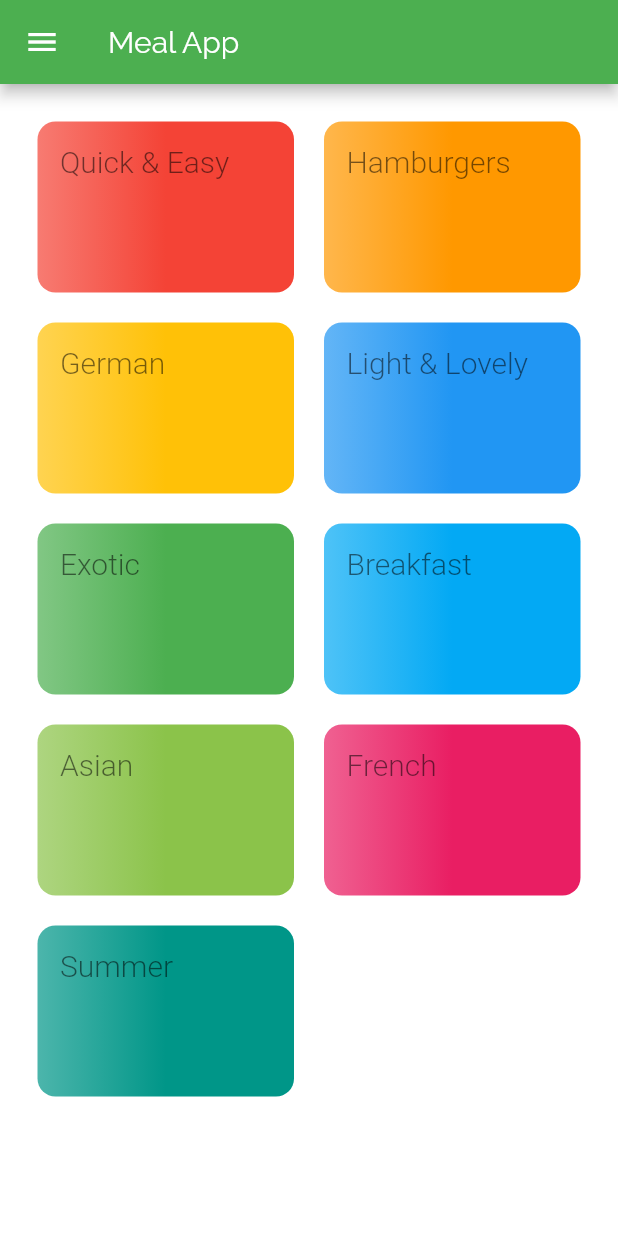
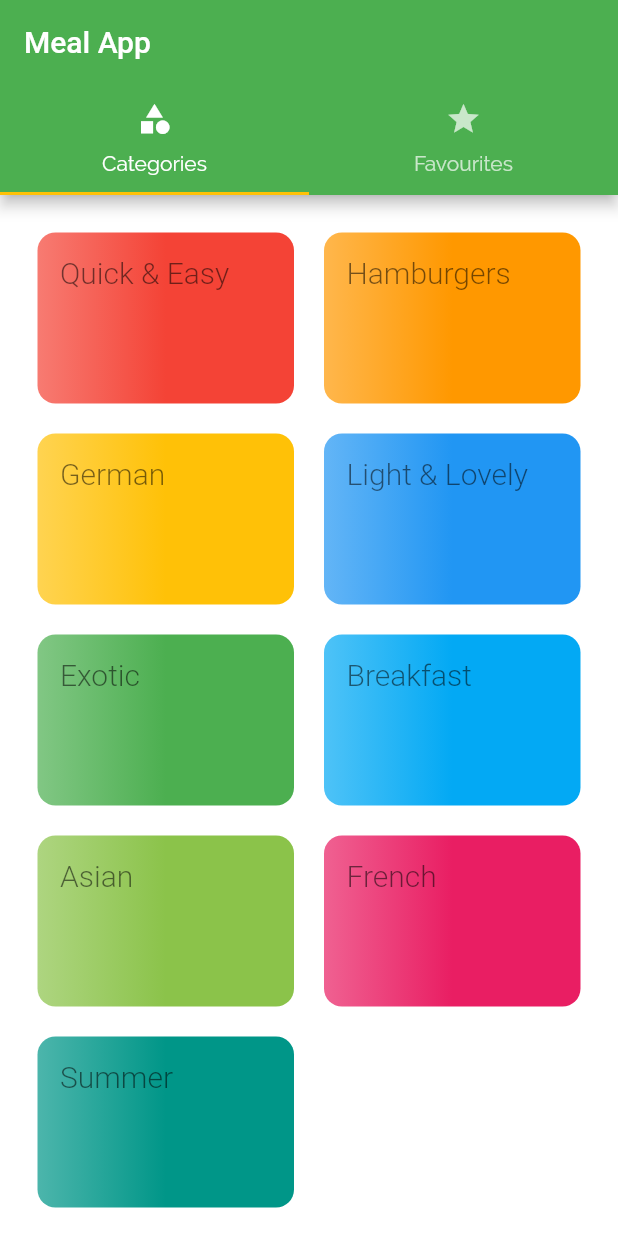
Before and after one commit to cecililu/Flutter_MealApp, a Flutter app: the screen it shows after launch, on a phone screen of 412 x 824 dp. Run offline on Flutter 3.47's test engine with Material 2 defaults, Android fonts, the phone set to English and light mode, and no system bars; Roboto replaces fonts that are missing (RobotoCondensed).

Commit message:
added tabbarview

```diff
--- a/lib/main.dart
+++ b/lib/main.dart
@@ -3,6 +3,7 @@ import 'package:mealer/screen/categories_screen.dart';
 import 'package:mealer/screen/category_meal_screens.dart';
 import 'package:mealer/screen/error_screen.dart';
 import 'package:mealer/screen/meal_detail_screen.dart';
+import 'package:mealer/screen/tab_screen.dart';
 
 void main() {
   runApp(const MyApp());
@@ -32,7 +33,7 @@ class MyApp extends StatelessWidget {
 
       initialRoute: '/',
       routes: {
-        '/':(context) => Categories_screen(),
+        '/':(context) => TabScreen(),
         CatergoryMealSceeen.routeName as String:(ctx)=>const CatergoryMealSceeen(),
         MealDetailScreen.routeName:(context)=> MealDetailScreen()
       },
--- a/lib/screen/categories_screen.dart
+++ b/lib/screen/categories_screen.dart
@@ -16,15 +16,7 @@ class _Categories_screenState extends State<Categories_screen> {
 
   @override
   Widget build(BuildContext context) {
-    return Scaffold(
-        drawerEnableOpenDragGesture: false,
-        drawer: Drawer(),
-        appBar: AppBar(
-          title: const Text('Meal App',
-          style: TextStyle(fontFamily: 'Raleway', fontSize: 20),
-          ),
-        ),
-        body: GridView(
+    return GridView(
           padding: const EdgeInsets.all(25),
           gridDelegate: const SliverGridDelegateWithMaxCrossAxisExtent(
               maxCrossAxisExtent: 200,
@@ -35,6 +27,6 @@ class _Categories_screenState extends State<Categories_screen> {
             return Categoryitem(id:categoryData.id,
                 title: categoryData.title, color: categoryData.color);
           }).toList(),
-        ));
+        );
   }
 }
--- /dev/null
+++ b/lib/screen/favourite_screen.dart
@@ -0,0 +1,14 @@
+import 'package:flutter/cupertino.dart';
+import 'package:flutter/src/widgets/container.dart';
+import 'package:flutter/src/widgets/framework.dart';
+
+class FavouriteScreen extends StatelessWidget {
+  const FavouriteScreen({super.key});
+
+  @override
+  Widget build(BuildContext context) {
+    return Container(
+      child: Text("favoutite menu"),
+    );
+  }
+}
--- a/lib/screen/meal_detail_screen.dart
+++ b/lib/screen/meal_detail_screen.dart
@@ -9,13 +9,10 @@ class MealDetailScreen extends StatelessWidget {
   @override
   Widget build(BuildContext context) {
     final mealId = ModalRoute.of(context)!.settings.arguments as String;
+
     final thismeal = DUMMY_MEALS.firstWhere((meal) => meal.id == mealId);
 
-    return Scaffold(
-      appBar: AppBar(
-        title: Text(thismeal.title),
-      ),
-      body: SingleChildScrollView(
+    return  SingleChildScrollView(
         child: Container(
           color: Colors.green[400],
           child: Column(
@@ -88,7 +85,7 @@ class MealDetailScreen extends StatelessWidget {
             ],
           ),
         ),
-      ),
-    );
+      );
+
   }
 }
--- /dev/null
+++ b/lib/screen/tab_screen.dart
@@ -0,0 +1,38 @@
+import 'package:flutter/material.dart';
+import 'package:mealer/screen/categories_screen.dart';
+import 'package:mealer/screen/favourite_screen.dart';
+
+
+class TabScreen extends StatefulWidget {
+  const TabScreen({super.key});
+
+  @override
+  State<TabScreen> createState() => _TabScreenState();
+}
+
+class _TabScreenState extends State<TabScreen> {
+  @override
+  Widget build(BuildContext context) {
+    return DefaultTabController(
+    length: 2,
+    child: Scaffold(
+
+      appBar: AppBar(
+              title: Text('Meal App'),
+              bottom: TabBar(
+                tabs:[
+                 Tab(icon: Icon(Icons.category),text: 'Categories'),
+                  Tab(icon: Icon(Icons.star),text: 'Favourites'),
+                 ],
+
+             ),
+
+      ),
+      body:  TabBarView(
+        children: [Categories_screen(),FavouriteScreen()]
+      ),
+    )
+    );
+
+  }
+}
```
